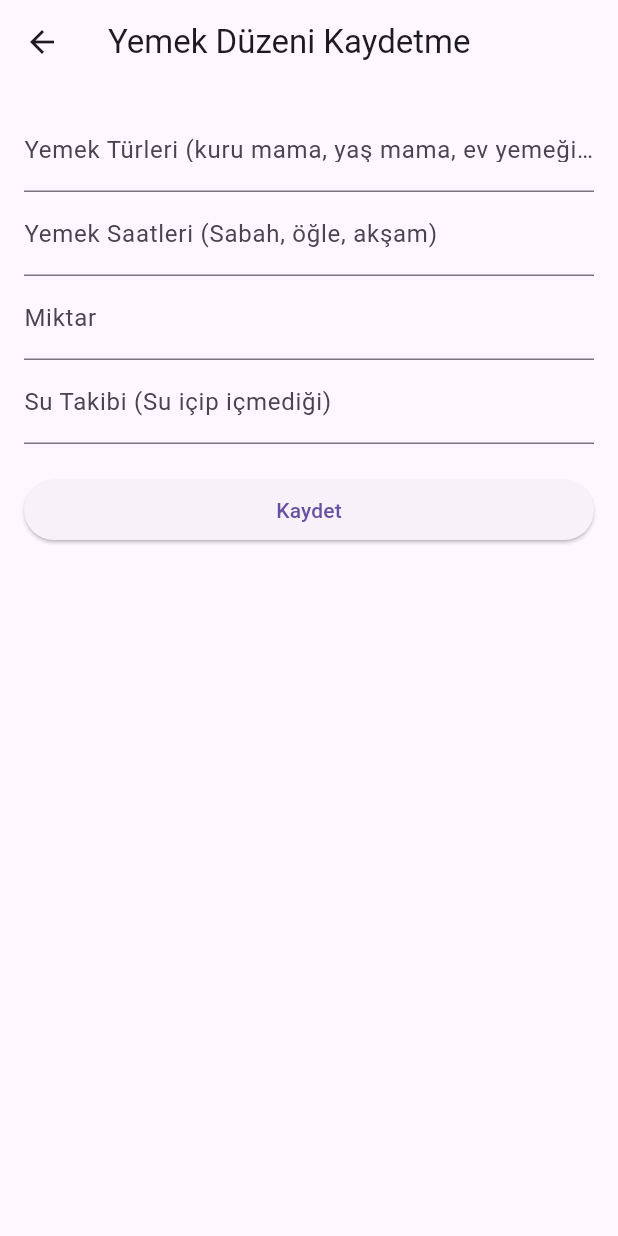
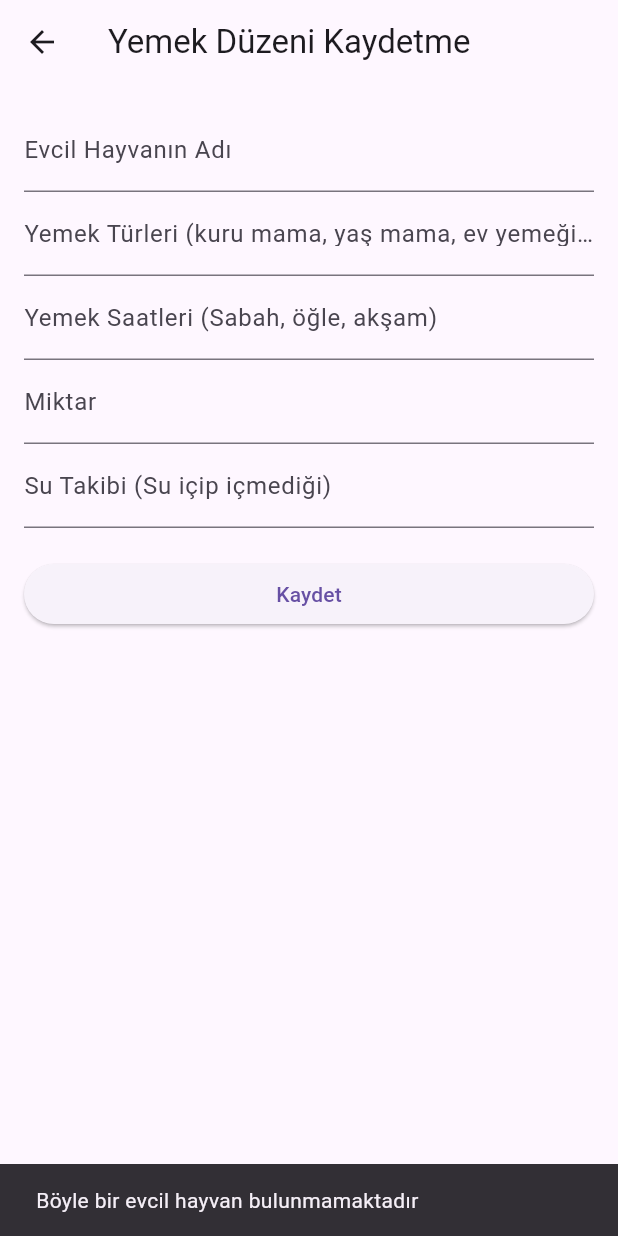
Before and after one commit to SafaCubuk/evcilhayvan, a Flutter app: the AddMealPlanForm screen opened directly, after a tap on "Kaydet", on a phone screen of 412 x 824 dp. Run offline on Flutter 3.47's test engine with Material 3 defaults, Android fonts, the phone set to English and light mode, and no system bars; our stand-ins replace sqflite; accounts and stored records are empty.

Commit message:
evcil hayvan id'sine göre yemek düzeni ekleme

```diff
--- a/lib/database.dart
+++ b/lib/database.dart
@@ -55,4 +55,17 @@ class DatabaseHelper {
     final db = await database;
     await db.insert('meal_plans', mealPlan);
   }
+
+  Future<Map<String, dynamic>?> getPetByName(String name) async {
+    final db = await database;
+    final List<Map<String, dynamic>> maps = await db.query(
+      'pets',
+      where: 'name = ?',
+      whereArgs: [name],
+    );
+    if (maps.isNotEmpty) {
+      return maps.first;
+    }
+    return null;
+  }
 }
--- a/lib/main.dart
+++ b/lib/main.dart
@@ -180,6 +180,7 @@ class AddMealPlanForm extends StatelessWidget {
   @override
   Widget build(BuildContext context) {
     final _formKey = GlobalKey<FormState>();
+    final TextEditingController petNameController = TextEditingController();
     final TextEditingController foodTypeController = TextEditingController();
     final TextEditingController mealTimeController = TextEditingController();
     final TextEditingController amountController = TextEditingController();
@@ -195,6 +196,12 @@ class AddMealPlanForm extends StatelessWidget {
           key: _formKey,
           child: ListView(
             children: <Widget>[
+              TextFormField(
+                controller: petNameController,
+                decoration: const InputDecoration(
+                  labelText: 'Evcil Hayvanın Adı',
+                ),
+              ),
               TextFormField(
                 controller: foodTypeController,
                 decoration: const InputDecoration(
@@ -221,8 +228,11 @@ class AddMealPlanForm extends StatelessWidget {
               ),
               const SizedBox(height: 20),
               ElevatedButton(
-                onPressed: () {
+                onPressed: () async {
                   if (_formKey.currentState!.validate()) {
+                    final petName = petNameController.text;
+                    final pet = await DatabaseHelper().getPetByName(petName);
+                    if (pet != null) {
                       DatabaseHelper().insertMealPlan({
                         'food_type': foodTypeController.text,
                         'meal_time': mealTimeController.text,
@@ -232,6 +242,11 @@ class AddMealPlanForm extends StatelessWidget {
                       ScaffoldMessenger.of(context).showSnackBar(
                         const SnackBar(content: Text('Yemek düzeni kaydedildi')),
                       );
+                    } else {
+                      ScaffoldMessenger.of(context).showSnackBar(
+                        const SnackBar(content: Text('Böyle bir evcil hayvan bulunmamaktadır')),
+                      );
+                    }
                   }
                 },
                 child: const Text('Kaydet'),
```
Lines whose indentation alone changed are shown as unchanged.
